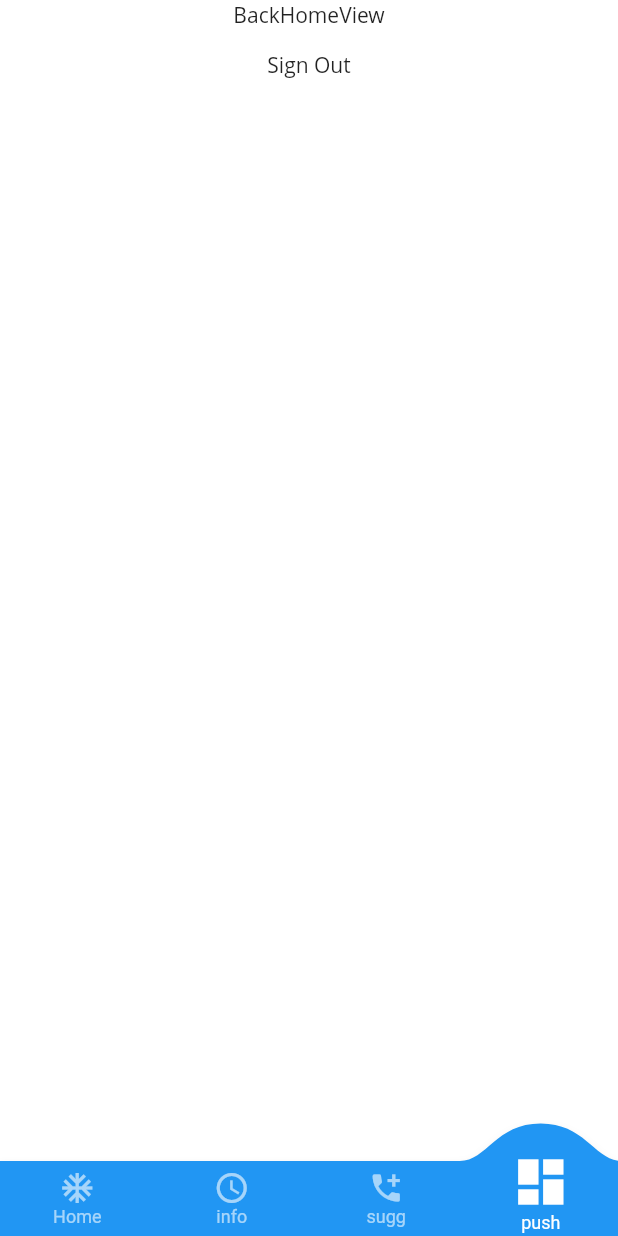
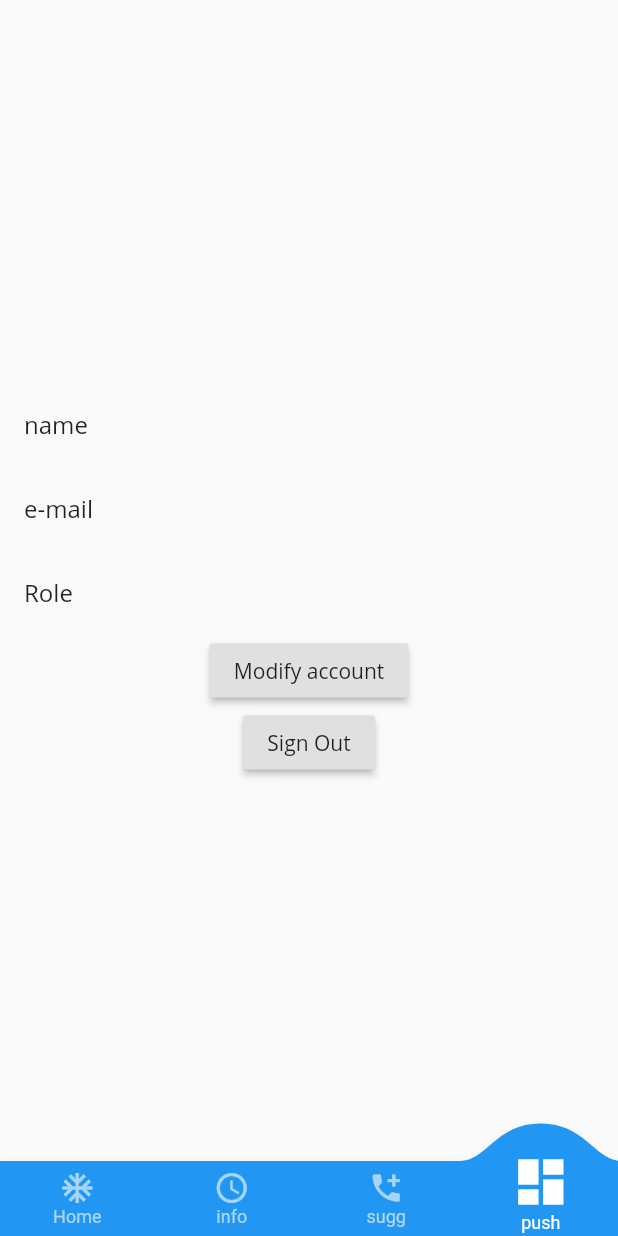
Before and after one commit to soo-oon/CheQ-in, a Flutter app: the BackEndHomeView screen opened directly, item 4 of the bottom bar chosen, on a phone screen of 412 x 824 dp. Run offline on Flutter 3.47's test engine with Material 2 defaults, Android fonts, the phone set to English and light mode, and no system bars; drawn by our look-alikes of convex_bottom_bar; our stand-ins replace auto_size_text, cloud_firestore, firebase_auth, firebase_messaging, get_it and 2 more; missing offline and left inert: dart:ffi, json_table, qrscan; accounts and stored records are empty; generated files the repository leaves out were written again; Roboto replaces fonts that are missing (Open Sans); statements that could not run were skipped.

Commit message:
add suggestion page and info page i will make modify infomation

```diff
--- a/lib/backend/viewModels/info_view_model.dart
+++ b/lib/backend/viewModels/info_view_model.dart
@@ -1,12 +1,24 @@
 import 'package:checkin/backend/viewModels/base_model.dart';
 import 'package:checkin/constants/route_names.dart';
 import 'package:checkin/locator.dart';
+import 'package:checkin/models/user.dart';
 import 'package:checkin/services/authentication_service.dart';
+import 'package:checkin/services/firestore_service.dart';
 import 'package:checkin/services/navigation_service.dart';
 
 class InfoViewModel extends BaseModel {
   final AuthenticationService _authenticationService = locator<AuthenticationService>();
   final NavigationService _navigationService = locator<NavigationService>();
+
+  final FirestoreService _firestoreService = locator<FirestoreService>();
+  User user;
+
+  init() async{
+    setBusy(true);
+    user = await _firestoreService.getUser(
+    currentUser.id);
+    setBusy(false);
+  }
 
   void signOut() {
     setBusy(true);
--- a/lib/backend/views/info_view.dart
+++ b/lib/backend/views/info_view.dart
@@ -7,13 +7,27 @@ class InfoView extends StatelessWidget {
   Widget build(BuildContext context) {
     return ViewModelProvider<InfoViewModel>.withConsumer(
       viewModelBuilder: () => InfoViewModel(),
-      builder: (context, model, child) => Scaffold(
-          backgroundColor: Colors.white,
-          body: Center(
+      builder: (context, model, child) => SafeArea(
+            child: Center(
               child: Column(
+                crossAxisAlignment: CrossAxisAlignment.center,
+                mainAxisAlignment: MainAxisAlignment.center,
                 children: [
-                Text("BackHomeView"),
-                FlatButton(
+                  ListView(shrinkWrap: true,
+                  physics: const NeverScrollableScrollPhysics(),
+                    children: <Widget>[
+
+                  ListTile(title: Text("name"),trailing: Text(model.currentUser.fullName),),
+                  ListTile(title: Text("e-mail"),trailing: Text(model.currentUser.email),),
+                  ListTile(title: Text("Role"),trailing: Text(model.currentUser.userRole),),
+                  ],),
+                  RaisedButton(
+                    child: Text("Modify account"),
+                    onPressed: () {
+
+                    },
+                  ),
+                  RaisedButton(
                     child: Text("Sign Out"),
                     onPressed: () {
                       model.signOut();
@@ -21,8 +35,8 @@ class InfoView extends StatelessWidget {
                   )
                 ],
               ),
+            ),
           )
-      ),
     );
   }
 }
--- a/lib/backend/views/visitor_view.dart
+++ b/lib/backend/views/visitor_view.dart
@@ -21,9 +21,9 @@ class VisitorView extends StatelessWidget {
                   ? SizedBox()
                   : Container(
                       child: ExpansionTile(
-                        expandedAlignment: Alignment.centerLeft,
-                        expandedCrossAxisAlignment: CrossAxisAlignment.start,
-                        childrenPadding: EdgeInsets.all(20),
+                        // expandedAlignment: Alignment.centerLeft,
+                        // expandedCrossAxisAlignment: CrossAxisAlignment.start,
+                        // childrenPadding: EdgeInsets.all(20),
                         title: Text("Filter"),
                         children: [
                           Text("Start"),
--- a/pubspec.yaml
+++ b/pubspec.yaml
@@ -35,6 +35,7 @@ dependencies:
   json_table: ^1.4.0
   intl:
   auto_size_text: ^2.1.0
+  shared_preferences:
 
 
   json_serializable: ^3.3.0
```
Also changed, not shown: lib/backend/viewModels/suggestion_view_model.dart (+26 -1 lines), lib/backend/views/detail_view.dart (added, +29 -0 lines), lib/backend/views/suggestion_view.dart (+3 -16 lines), pubspec.lock, 1 other file. Lines whose indentation alone changed are shown as unchanged.
